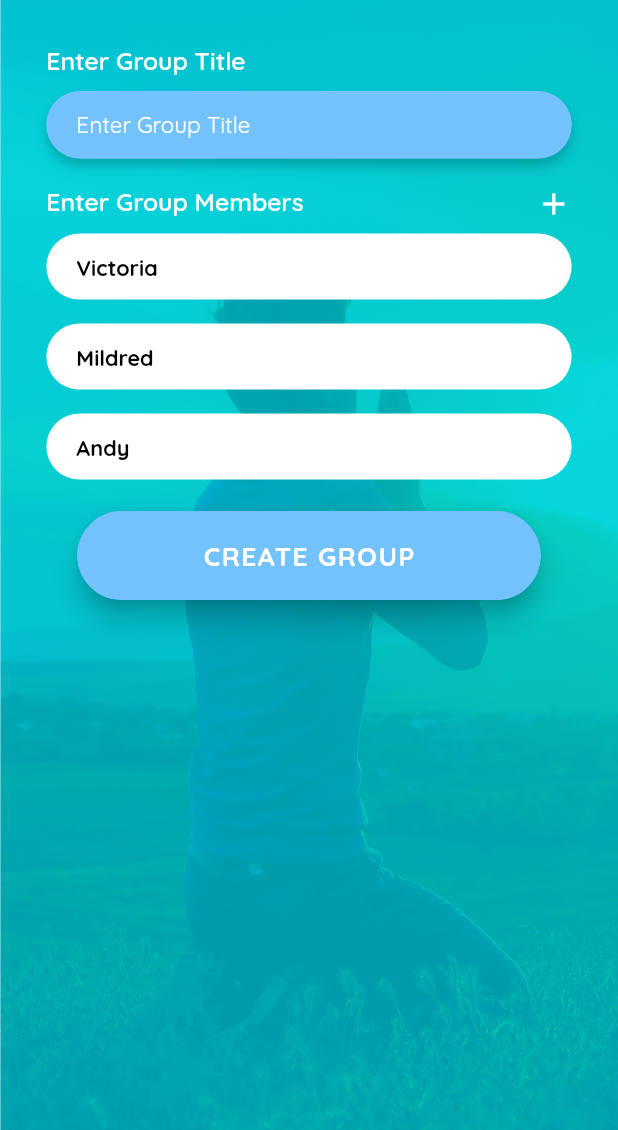
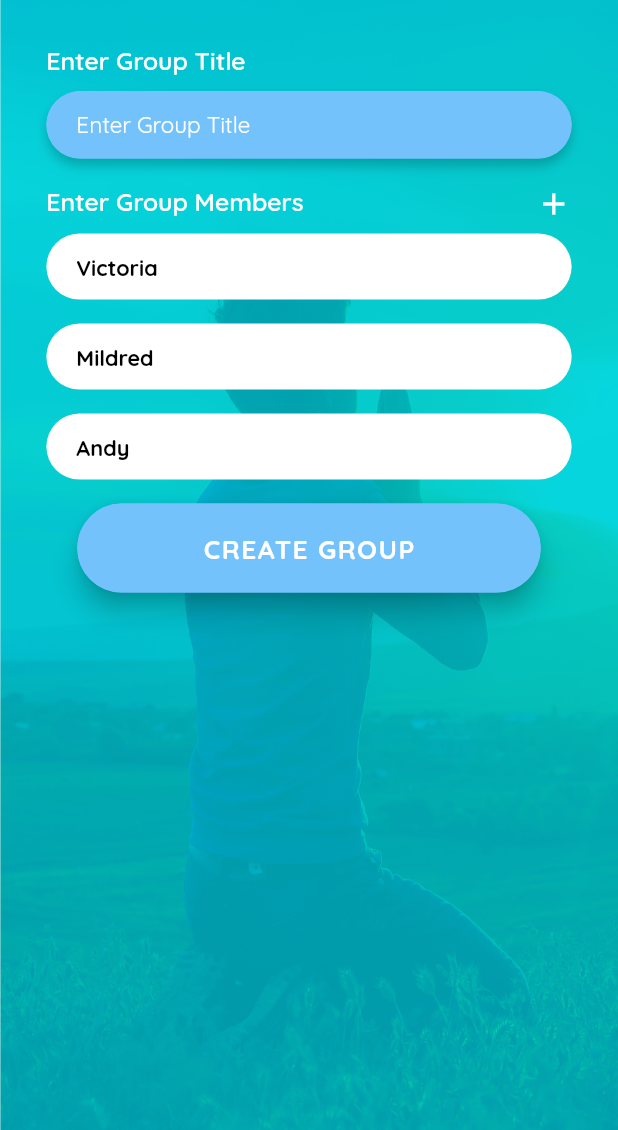
Before and after one commit to TorchPoint/PrayerApp, a Flutter app: the screen it shows after launch, on a phone screen of 412 x 824 dp, the part 106-1236 px from its top. Run offline on Flutter 3.47's test engine with Material 2 defaults, Android fonts, the phone set to English and light mode, and no system bars; our stand-ins replace bubble_tab_indicator, device_preview, flutter_signin_button, smooth_page_indicator, stop_watch_timer.

Commit message:
create_prayer_group_screen_inprogress

```diff
--- a/lib/prayer_group/screens/create_prayer_group_screen.dart
+++ b/lib/prayer_group/screens/create_prayer_group_screen.dart
@@ -55,7 +55,7 @@ class _CreatePrayerGroupScreenState extends State<CreatePrayerGroupScreen> {
                          children: [
                            ListView.builder
                              (
-                             padding: EdgeInsets.zero,
+                               padding: EdgeInsets.zero,
                                itemCount: groupMemberList.length,
                                shrinkWrap: true,
                                physics: NeverScrollableScrollPhysics(),
@@ -64,18 +64,17 @@ class _CreatePrayerGroupScreenState extends State<CreatePrayerGroupScreen> {
                                }
                            ),
 
-                           SizedBox(height: 5.0,),
-
                            Align(
                                alignment: Alignment.center,
                                child: _createGroupWidget()
                            ),
+
                            SizedBox(height: 10.0,)
+
                          ],
                        ),
                      ),
                    ),
-
 
 
                ],
```
